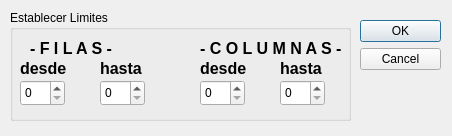
Qt form asklimits.ui (Gualtix/EDD_Pro1_Client) before a commit.
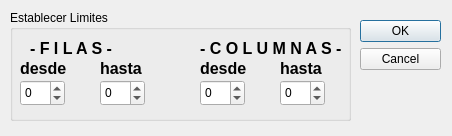
The same form after that commit.

Patch:
```diff
--- a/asklimits.ui
+++ b/asklimits.ui
@@ -112,6 +112,12 @@
       <height>26</height>
      </rect>
     </property>
+    <property name="minimum">
+     <number>-100</number>
+    </property>
+    <property name="maximum">
+     <number>100</number>
+    </property>
    </widget>
    <widget class="QSpinBox" name="spinBox_I_Desde">
     <property name="geometry">
@@ -122,6 +128,12 @@
       <height>26</height>
      </rect>
     </property>
+    <property name="minimum">
+     <number>-100</number>
+    </property>
+    <property name="maximum">
+     <number>100</number>
+    </property>
    </widget>
    <widget class="QLabel" name="label_13">
     <property name="geometry">
@@ -152,6 +164,12 @@
       <height>26</height>
      </rect>
     </property>
+    <property name="minimum">
+     <number>-100</number>
+    </property>
+    <property name="maximum">
+     <number>100</number>
+    </property>
    </widget>
    <widget class="QLabel" name="label_14">
     <property name="geometry">
@@ -204,6 +222,12 @@
       <height>26</height>
      </rect>
     </property>
+    <property name="minimum">
+     <number>-100</number>
+    </property>
+    <property name="maximum">
+     <number>100</number>
+    </property>
    </widget>
   </widget>
  </widget>
```
